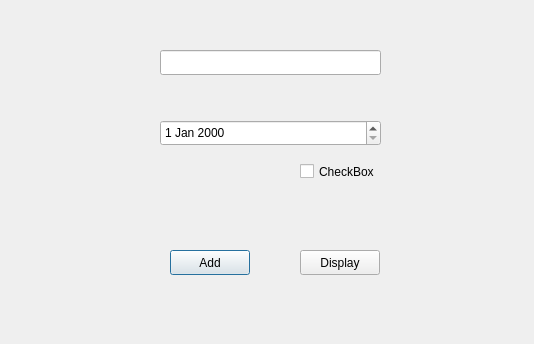
Tabish1511/4thYearAssignments, file cos3711/assignment_1/working/simpleGUI/dialog.ui: the form before one commit.
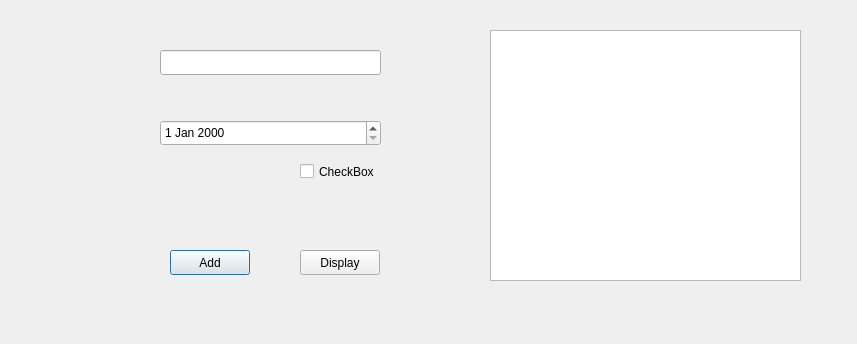
The form after the commit.

The edit to the form file:
```diff
--- a/cos3711/assignment_1/working/simpleGUI/dialog.ui
+++ b/cos3711/assignment_1/working/simpleGUI/dialog.ui
@@ -6,7 +6,7 @@
    <rect>
     <x>0</x>
     <y>0</y>
-    <width>534</width>
+    <width>857</width>
     <height>344</height>
    </rect>
   </property>
@@ -72,6 +72,16 @@
     <string>Display</string>
    </property>
   </widget>
+  <widget class="QTextEdit" name="userInputBlock">
+   <property name="geometry">
+    <rect>
+     <x>490</x>
+     <y>30</y>
+     <width>311</width>
+     <height>251</height>
+    </rect>
+   </property>
+  </widget>
  </widget>
  <resources/>
  <connections/>
```
